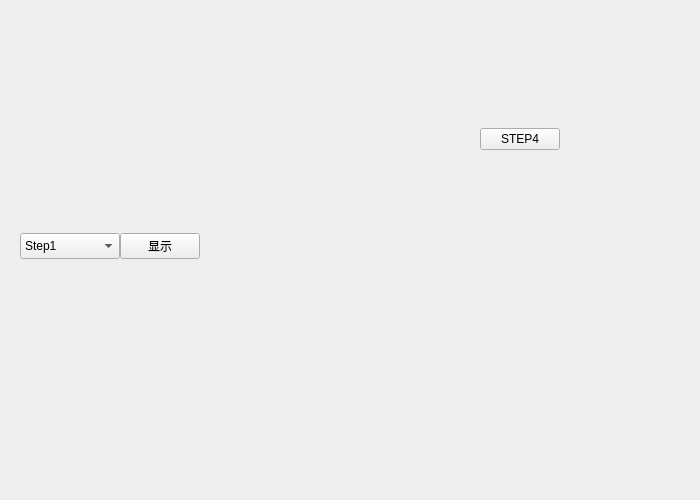
Old version of the form Step4.ui in the repository albert2lyu/QualityFunctionDeployment.
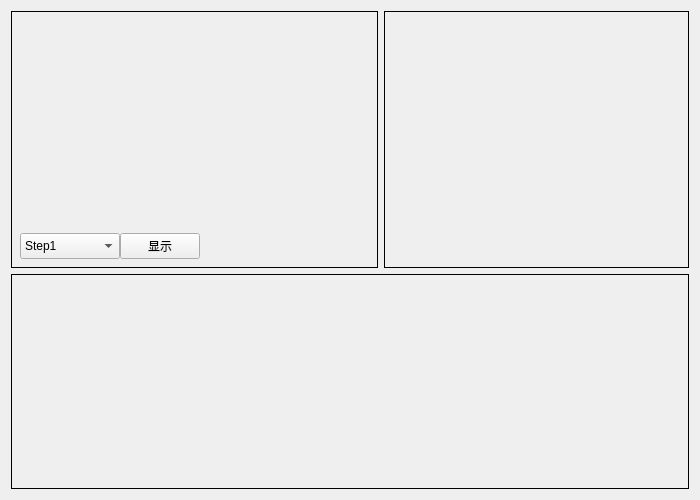
New version of the form. Icons and pictures are not drawn.

```diff
--- a/Step4.ui
+++ b/Step4.ui
@@ -42,6 +42,9 @@
          <height>200</height>
         </size>
        </property>
+       <property name="styleSheet">
+        <string notr="true">#widget{border:1px solid black}</string>
+       </property>
        <layout class="QVBoxLayout" name="verticalLayout_3">
         <item>
          <widget class="QWidget" name="widget_2" native="true">
@@ -58,7 +61,8 @@
            </size>
           </property>
           <property name="styleSheet">
-           <string notr="true">image: url(:/image/back.png);</string>
+           <string notr="true">image: url(:/image/back.png);
+border-color: rgb(0, 0, 0);border:1px;</string>
           </property>
          </widget>
         </item>
@@ -124,36 +128,30 @@
       </widget>
      </item>
      <item>
-      <widget class="QStackedWidget" name="stackedWidget">
-       <property name="sizePolicy">
-        <sizepolicy hsizetype="Minimum" vsizetype="Preferred">
-         <horstretch>0</horstretch>
-         <verstretch>0</verstretch>
-        </sizepolicy>
-       </property>
+      <widget class="QWidget" name="widget_3" native="true">
        <property name="minimumSize">
         <size>
-         <width>0</width>
+         <width>300</width>
          <height>0</height>
         </size>
        </property>
-       <property name="currentIndex">
-        <number>0</number>
-       </property>
-       <widget class="QWidget" name="page">
-        <layout class="QGridLayout" name="gridLayout" rowstretch="3" columnstretch="2">
-         <item row="0" column="0">
           <layout class="QVBoxLayout" name="verticalLayout_2">
            <property name="leftMargin">
-            <number>120</number>
+         <number>0</number>
+        </property>
+        <property name="topMargin">
+         <number>0</number>
            </property>
            <property name="rightMargin">
-            <number>120</number>
+         <number>0</number>
+        </property>
+        <property name="bottomMargin">
+         <number>0</number>
            </property>
            <item>
-            <widget class="QPushButton" name="pushButton">
+         <widget class="QStackedWidget" name="stackedWidget">
              <property name="sizePolicy">
-              <sizepolicy hsizetype="Preferred" vsizetype="Fixed">
+           <sizepolicy hsizetype="Minimum" vsizetype="Preferred">
                <horstretch>0</horstretch>
                <verstretch>0</verstretch>
               </sizepolicy>
@@ -164,19 +162,20 @@
                <height>0</height>
               </size>
              </property>
-             <property name="text">
-              <string>STEP4</string>
-             </property>
-            </widget>
-           </item>
-          </layout>
-         </item>
-        </layout>
-       </widget>
+          <property name="styleSheet">
+           <string notr="true">#stackedWidget{border:1px solid black}</string>
+          </property>
+          <property name="currentIndex">
+           <number>0</number>
+          </property>
+          <widget class="QWidget" name="page"/>
        <widget class="QWidget" name="page_2"/>
       </widget>
      </item>
     </layout>
+      </widget>
+     </item>
+    </layout>
    </item>
    <item>
     <widget class="QStackedWidget" name="stackedWidget_2">
@@ -192,6 +191,9 @@
        <height>200</height>
       </size>
      </property>
+     <property name="styleSheet">
+      <string notr="true">#stackedWidget_2{border:1px solid black}</string>
+     </property>
      <widget class="QWidget" name="page_3">
       <layout class="QGridLayout" name="gridLayout_2">
        <property name="leftMargin">
```
Left out of the diff: 5 changed lines with no effect on the pictures. Lines whose indentation alone changed are shown as unchanged.
